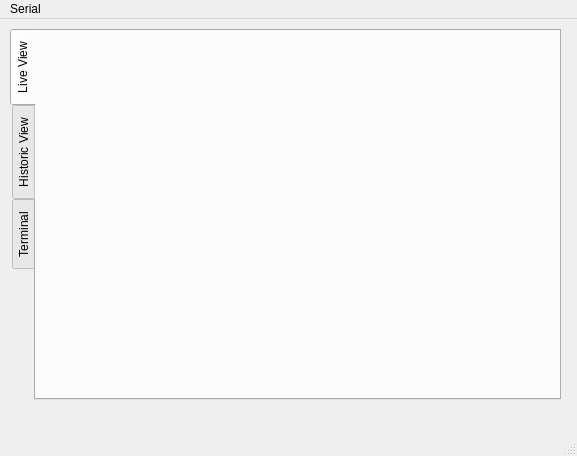
Before: the Qt Designer form gui/frontend/ui/main_window.ui in Gregox273/Weather-Station, drawn with Qt 5.
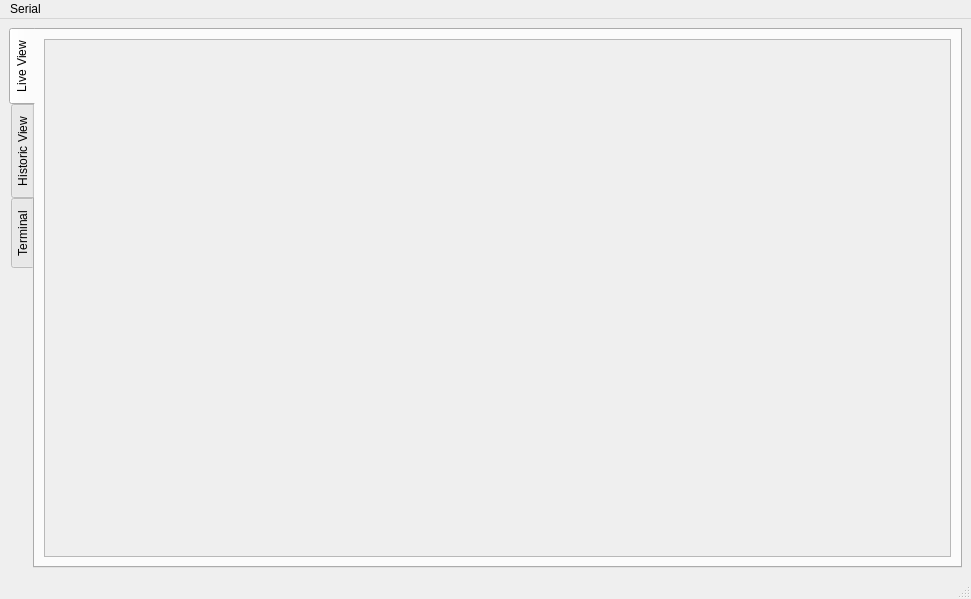
After: the same form once the commit is applied.

Commit message: Begin adding pyqtgraph

Patch:
```diff
--- a/gui/frontend/ui/main_window.ui
+++ b/gui/frontend/ui/main_window.ui
@@ -6,22 +6,22 @@
    <rect>
     <x>0</x>
     <y>0</y>
-    <width>577</width>
-    <height>456</height>
+    <width>971</width>
+    <height>599</height>
    </rect>
   </property>
   <property name="windowTitle">
    <string>MainWindow</string>
   </property>
   <widget class="QWidget" name="centralwidget">
+   <layout class="QVBoxLayout" name="verticalLayout">
+    <item>
    <widget class="QTabWidget" name="main_tab_widget">
-    <property name="geometry">
-     <rect>
-      <x>10</x>
-      <y>10</y>
-      <width>551</width>
-      <height>371</height>
-     </rect>
+      <property name="minimumSize">
+       <size>
+        <width>250</width>
+        <height>100</height>
+       </size>
     </property>
     <property name="tabPosition">
      <enum>QTabWidget::West</enum>
@@ -36,38 +36,80 @@
      <attribute name="title">
       <string>Live View</string>
      </attribute>
+       <layout class="QVBoxLayout" name="verticalLayout_2">
+        <item>
+         <widget class="QScrollArea" name="scrollArea">
+          <property name="widgetResizable">
+           <bool>true</bool>
+          </property>
+          <widget class="QWidget" name="scrollAreaWidgetContents">
+           <property name="geometry">
+            <rect>
+             <x>0</x>
+             <y>0</y>
+             <width>900</width>
+             <height>510</height>
+            </rect>
+           </property>
+          </widget>
+         </widget>
+        </item>
+       </layout>
     </widget>
     <widget class="QWidget" name="tabHistoric_view">
      <attribute name="title">
       <string>Historic View</string>
      </attribute>
+       <layout class="QVBoxLayout" name="verticalLayout_3">
+        <item>
+         <widget class="QScrollArea" name="scrollArea_2">
+          <property name="widgetResizable">
+           <bool>true</bool>
+          </property>
+          <widget class="QWidget" name="scrollAreaWidgetContents_2">
+           <property name="geometry">
+            <rect>
+             <x>0</x>
+             <y>0</y>
+             <width>900</width>
+             <height>510</height>
+            </rect>
+           </property>
+          </widget>
+         </widget>
+        </item>
+       </layout>
     </widget>
     <widget class="QWidget" name="tabTerminal">
      <attribute name="title">
       <string>Terminal</string>
      </attribute>
+       <layout class="QGridLayout" name="gridLayout">
+        <item row="0" column="0">
      <widget class="QTextBrowser" name="textBrowserTerminal">
-      <property name="geometry">
-       <rect>
-        <x>80</x>
-        <y>70</y>
-        <width>256</width>
-        <height>192</height>
-       </rect>
+          <property name="minimumSize">
+           <size>
+            <width>0</width>
+            <height>0</height>
+           </size>
       </property>
       <property name="openLinks">
        <bool>true</bool>
       </property>
      </widget>
-    </widget>
-   </widget>
+        </item>
+       </layout>
+      </widget>
+     </widget>
+    </item>
+   </layout>
   </widget>
   <widget class="QMenuBar" name="menubar">
    <property name="geometry">
     <rect>
      <x>0</x>
      <y>0</y>
-     <width>577</width>
+     <width>971</width>
      <height>25</height>
     </rect>
    </property>
```
Lines whose indentation alone changed are shown as unchanged. The commit also changes 1 other file.
